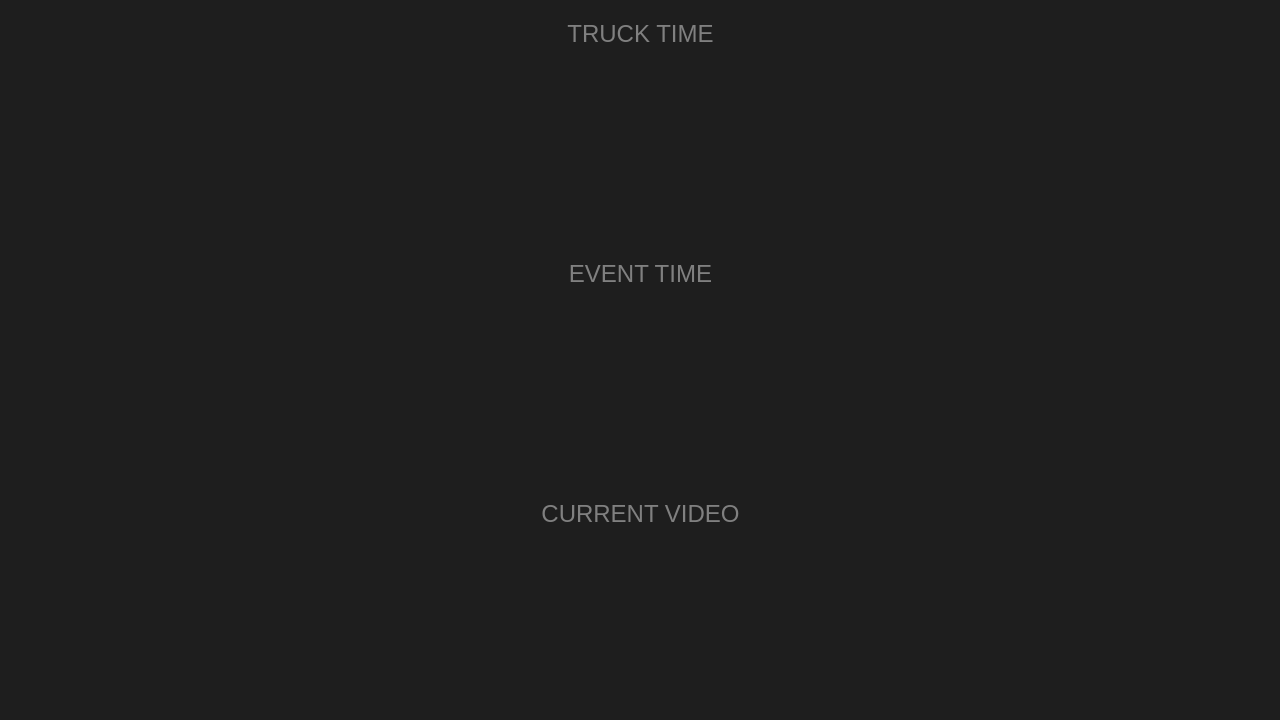
Qt form src/mainwindow.ui (petrix/timer) before a commit.
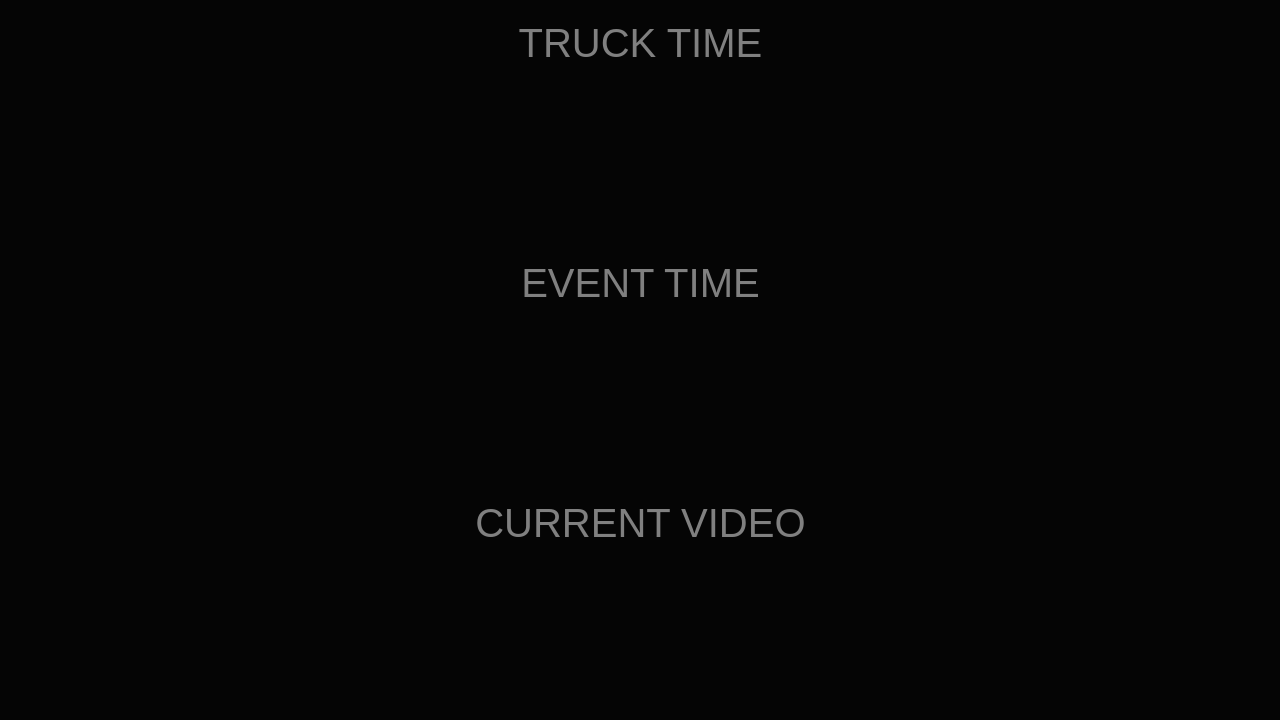
The same form after that commit. Icons and pictures are not drawn.

```diff
--- a/src/mainwindow.ui
+++ b/src/mainwindow.ui
@@ -14,9 +14,9 @@
    <string>Timer</string>
   </property>
   <property name="styleSheet">
-   <string notr="true">background-color: rgb(30, 30, 30);
+   <string notr="true">background-color: rgb(5, 5, 5);
 border-width: 0;
-font: 18pt;
+font: 30pt;
 color: grey;</string>
   </property>
   <layout class="QGridLayout" name="_1">
```
Left out of the diff: 2 changed lines with no effect on the pictures.
